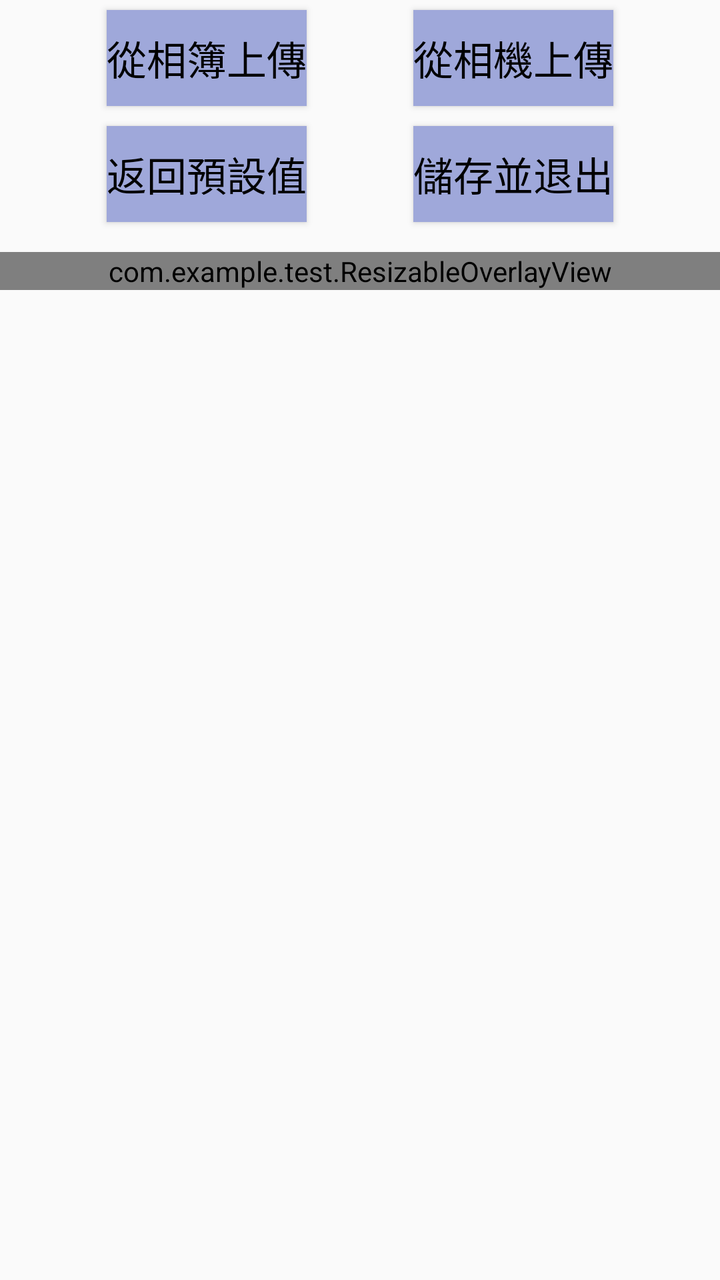
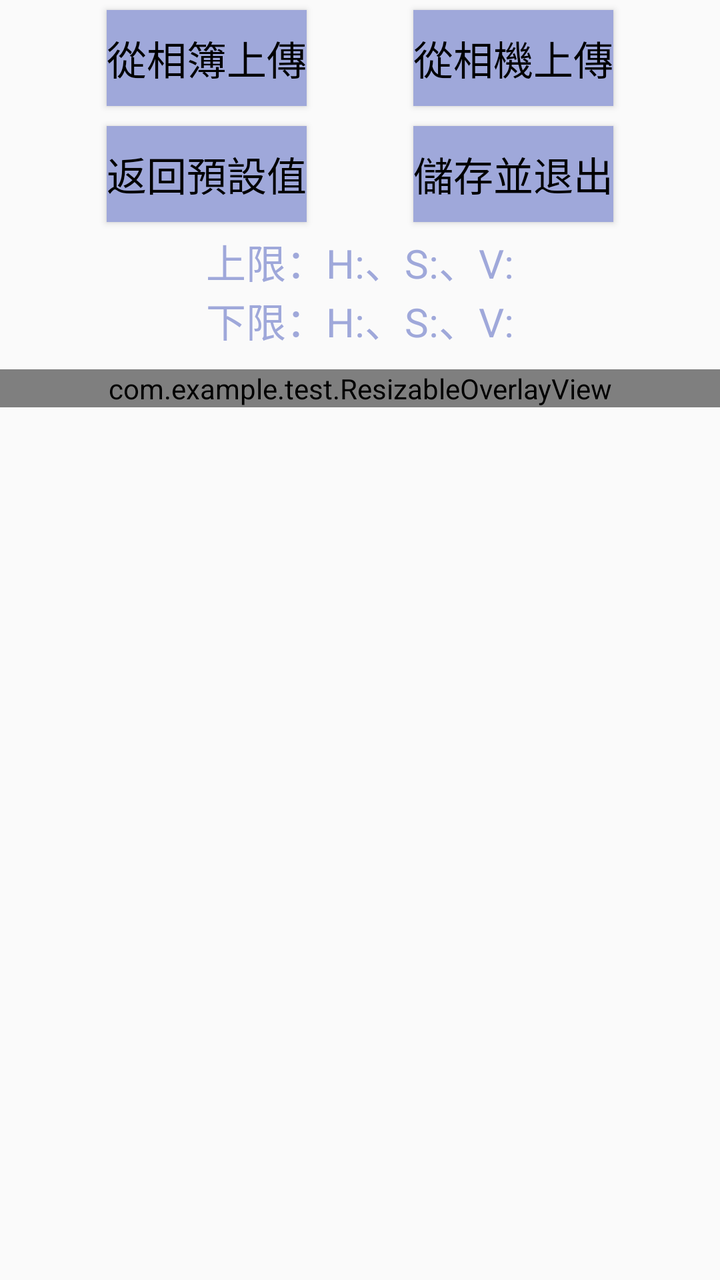

Before-and-after screenshots of an Android layout around one commit, followed by the original layout XML and the change that was made.
<!-- AndroidManifest.xml: application theme Theme.Test -->
<!-- res/layout/fragment_set_single_color.xml -->
<?xml version="1.0" encoding="utf-8"?>
<LinearLayout
    xmlns:android="http://schemas.android.com/apk/res/android"
    xmlns:tools="http://schemas.android.com/tools"
    android:layout_width="match_parent"
    android:layout_height="match_parent"
    android:orientation="vertical"
    tools:context=".SetSingleColorFragment">

    <LinearLayout
        android:layout_width="match_parent"
        android:layout_height="wrap_content"
        android:orientation="horizontal"
        >
        <Space
            android:layout_width="wrap_content"
            android:layout_height="match_parent"
            android:layout_weight="1"
            />
        <Button
            android:id="@+id/fromAlbums_button"
            android:layout_width="wrap_content"
            android:layout_height="wrap_content"
            android:text="從相簿上傳"
            android:textSize="20sp"
            android:textColor="#000"
            android:layout_marginVertical="5dp"
            android:layout_gravity="center"
            android:background="#9FA8DA"
            />
        <Space
            android:layout_width="wrap_content"
            android:layout_height="match_parent"
            android:layout_weight="1"
            />
        <Button
            android:id="@+id/fromCamara_button"
            android:layout_width="wrap_content"
            android:layout_height="wrap_content"
            android:text="從相機上傳"
            android:textSize="20sp"
            android:textColor="#000"
            android:layout_marginVertical="5dp"
            android:layout_gravity="center"
            android:background="#9FA8DA"
            />
        <Space
            android:layout_width="wrap_content"
            android:layout_height="match_parent"
            android:layout_weight="1"
            />
    </LinearLayout>

    <LinearLayout
        android:layout_width="match_parent"
        android:layout_height="wrap_content"
        android:orientation="horizontal"
        >
        <Space
            android:layout_width="wrap_content"
            android:layout_height="match_parent"
            android:layout_weight="1"
            />
        <Button
            android:id="@+id/back_to_default_button"
            android:layout_width="wrap_content"
            android:layout_height="wrap_content"
            android:text="返回預設值"
            android:textSize="20sp"
            android:textColor="#000"
            android:layout_marginVertical="5dp"
            android:layout_gravity="center"
            android:background="#9FA8DA"
            />
        <Space
            android:layout_width="wrap_content"
            android:layout_height="match_parent"
            android:layout_weight="1"
            />
        <Button
            android:id="@+id/save_button"
            android:layout_width="wrap_content"
            android:layout_height="wrap_content"
            android:text="儲存並退出"
            android:textSize="20sp"
            android:textColor="#000"
            android:layout_marginVertical="5dp"
            android:layout_gravity="center"
            android:background="#9FA8DA"
            />
        <Space
            android:layout_width="wrap_content"
            android:layout_height="match_parent"
            android:layout_weight="1"
            />
    </LinearLayout>

    <FrameLayout
        android:layout_width="match_parent"
        android:layout_height="wrap_content"
        android:layout_marginTop="10dp">

        <ImageView
            android:id="@+id/color_imageView"
            android:layout_width="match_parent"
            android:layout_height="wrap_content"
            android:scaleType="fitCenter"
            android:adjustViewBounds="true"
            />
        <com.example.test.ResizableOverlayView
            android:id="@+id/setColor_overlayView"
            android:layout_width="match_parent"
            android:layout_height="match_parent"
            />

    </FrameLayout>




</LinearLayout>
<!-- resources referenced by this layout -->
<resources>
  <style name="Theme.Test" parent="Theme.MaterialComponents.DayNight.NoActionBar.Bridge" />
</resources>

<!-- the commit's change to res/layout/fragment_set_single_color.xml (unified diff, before → after) -->
@@ -95,6 +95,40 @@
             />
     </LinearLayout>
 
+    <TextView
+        android:id="@+id/upper_hsv_textview"
+        android:layout_width="wrap_content"
+        android:layout_height="wrap_content"
+        android:text="上限：H:、S:、V:"
+        android:textSize="20sp"
+        android:textColor="#9FA8DA"
+        android:layout_gravity="center"
+        />
+
+
+
+
+
+
+
+
+
+
+
+
+
+
+
+    <TextView
+        android:id="@+id/lower_hsv_textview"
+        android:layout_width="wrap_content"
+        android:layout_height="wrap_content"
+        android:text="下限：H:、S:、V:"
+        android:textSize="20sp"
+        android:textColor="#9FA8DA"
+        android:layout_gravity="center"
+        />
+
     <FrameLayout
         android:layout_width="match_parent"
         android:layout_height="wrap_content"
@@ -118,4 +152,5 @@
 
 
 
+
 </LinearLayout>
